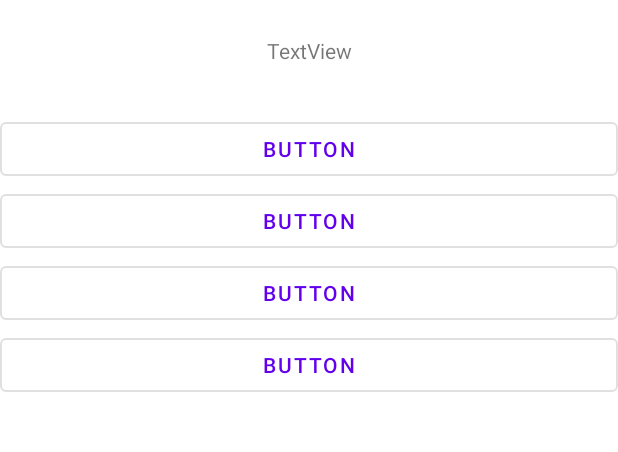
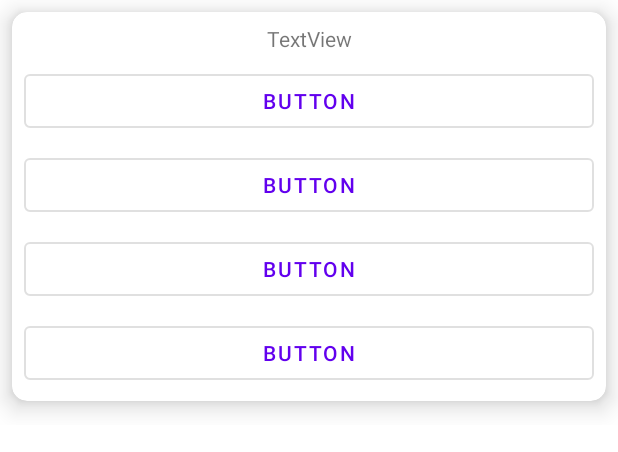
Before and after one commit to vicmog/ProyectoModular, an Android app: the layout item_preguntas_juegos.xml on its own in the app's theme, with its tools: preview values and no code run, on a phone screen of 412 x 824 dp. Shown: the top 452 px of the screen. Run offline under Robolectric (Android 15) with nearby library versions, the phone set to English and light mode, and no system bars.

Commit message:
commit sexto ramaJuego

```diff
--- a/app/build.gradle
+++ b/app/build.gradle
@@ -42,4 +42,7 @@ dependencies {
     androidTestImplementation 'androidx.test.ext:junit:1.1.2'
     androidTestImplementation 'androidx.test.espresso:espresso-core:3.3.0'
     annotationProcessor 'androidx.room:room-compiler:2.2.5'
+
+    implementation 'com.github.bumptech.glide:glide:4.10.0'
+    annotationProcessor 'com.github.bumptech.glide:compiler:4.10.0'
 }
--- a/app/src/main/AndroidManifest.xml
+++ b/app/src/main/AndroidManifest.xml
@@ -1,7 +1,7 @@
 <?xml version="1.0" encoding="utf-8"?>
 <manifest xmlns:android="http://schemas.android.com/apk/res/android"
     package="com.example.proyectomodular">
-
+<uses-permission android:name="android.permission.INTERNET"/>
     <application
         android:allowBackup="true"
         android:icon="@mipmap/ic_launcher"
--- a/app/src/main/java/com/example/proyectomodular/view/adapters/AdaptadorPreguntasJuego.java
+++ b/app/src/main/java/com/example/proyectomodular/view/adapters/AdaptadorPreguntasJuego.java
@@ -29,12 +29,14 @@ public class AdaptadorPreguntasJuego extends RecyclerView.Adapter<AdaptadorPregu
 private List<Pregunta>preguntas;
 private View vista;
 private String texto;
+private Activity activity;
 private ViewModel miViewModel;
 
     public AdaptadorPreguntasJuego(List<Pregunta> preguntas, View vista, Activity act) {
         this.preguntas = preguntas;
         this.vista = vista;
-        miViewModel = new ViewModelProvider((ViewModelStoreOwner) act).get(ViewModel.class);
+        this.activity = act;
+
 
     }
 
@@ -42,6 +44,7 @@ private ViewModel miViewModel;
     @Override
     public ViewHolder onCreateViewHolder(@NonNull ViewGroup parent, int viewType) {
         View vista= LayoutInflater.from(parent.getContext()).inflate(R.layout.item_preguntas_juegos,parent,false);
+        miViewModel = new ViewModelProvider((ViewModelStoreOwner) activity).get(ViewModel.class);
         ViewHolder holder = new ViewHolder(vista);
         return holder;
     }
--- a/app/src/main/res/layout/fragment_juego_jugar.xml
+++ b/app/src/main/res/layout/fragment_juego_jugar.xml
@@ -89,6 +89,7 @@
         android:layout_marginStart="16dp"
         android:layout_marginTop="8dp"
         android:layout_marginEnd="16dp"
+        android:layout_marginBottom="16dp"
         app:layout_constraintBottom_toTopOf="@+id/btCancelarJuego"
         app:layout_constraintEnd_toEndOf="parent"
         app:layout_constraintStart_toStartOf="parent"
@@ -102,6 +103,7 @@
         android:layout_marginBottom="16dp"
         android:clickable="true"
         android:src="@drawable/ic_action_admin"
+        app:backgroundTint="#6CC63B"
         app:layout_constraintBottom_toBottomOf="parent"
         app:layout_constraintEnd_toEndOf="parent" />
 
@@ -113,6 +115,7 @@
         android:layout_marginBottom="16dp"
         android:clickable="true"
         android:src="@drawable/ic_action_jugar"
+        app:backgroundTint="#ED0808"
         app:layout_constraintBottom_toBottomOf="parent"
         app:layout_constraintStart_toStartOf="parent" />
 
@@ -121,5 +124,5 @@
         android:layout_width="wrap_content"
         android:layout_height="wrap_content"
         android:orientation="horizontal"
-        app:layout_constraintGuide_percent="0.31" />
+        app:layout_constraintGuide_percent="0.39" />
 </androidx.constraintlayout.widget.ConstraintLayout>
--- a/app/src/main/res/layout/item_preguntas_juegos.xml
+++ b/app/src/main/res/layout/item_preguntas_juegos.xml
@@ -4,61 +4,97 @@
     xmlns:tools="http://schemas.android.com/tools"
     android:id="@+id/clPreguntas"
     android:layout_width="match_parent"
-    android:layout_height="match_parent">
+    android:layout_height="wrap_content">
 
-    <TextView
-        android:id="@+id/tvPreguntaJuego"
+    <androidx.cardview.widget.CardView
         android:layout_width="0dp"
         android:layout_height="wrap_content"
-        android:layout_marginStart="16dp"
-        android:layout_marginTop="24dp"
-        android:layout_marginEnd="16dp"
-        android:gravity="center|center_vertical"
-        android:text="TextView"
+        android:layout_marginStart="8dp"
+        android:layout_marginTop="8dp"
+        android:layout_marginEnd="8dp"
+        android:layout_marginBottom="16dp"
+        app:cardCornerRadius="10dp"
+        app:cardElevation="10dp"
+        app:layout_constraintBottom_toBottomOf="parent"
         app:layout_constraintEnd_toEndOf="parent"
-        app:layout_constraintHorizontal_bias="0.498"
         app:layout_constraintStart_toStartOf="parent"
-        app:layout_constraintTop_toTopOf="parent" />
+        app:layout_constraintTop_toTopOf="parent"
+        app:layout_constraintVertical_bias="0.0">
+
+        <androidx.constraintlayout.widget.ConstraintLayout
+            android:layout_width="match_parent"
+            android:layout_height="wrap_content">
+
+            <Button
+                android:id="@+id/btPregunta4"
+                style="?attr/materialButtonOutlinedStyle"
+                android:layout_width="0dp"
+                android:layout_height="wrap_content"
+                android:layout_marginStart="8dp"
+                android:layout_marginTop="8dp"
+                android:layout_marginEnd="8dp"
+                android:layout_marginBottom="8dp"
+                android:text="Button"
+                app:layout_constraintBottom_toBottomOf="parent"
+                app:layout_constraintEnd_toEndOf="parent"
+                app:layout_constraintHorizontal_bias="0.0"
+                app:layout_constraintStart_toStartOf="parent"
+                app:layout_constraintTop_toBottomOf="@+id/btPregunta3" />
+
+            <Button
+                android:id="@+id/btPregunta3"
+                style="?attr/materialButtonOutlinedStyle"
+                android:layout_width="0dp"
+                android:layout_height="wrap_content"
+                android:layout_marginStart="8dp"
+                android:layout_marginTop="8dp"
+                android:layout_marginEnd="8dp"
+                android:text="Button"
+                app:layout_constraintEnd_toEndOf="parent"
+                app:layout_constraintHorizontal_bias="0.0"
+                app:layout_constraintStart_toStartOf="parent"
+                app:layout_constraintTop_toBottomOf="@+id/btPregunta2" />
+
+            <Button
+                android:id="@+id/btPregunta2"
+                style="?attr/materialButtonOutlinedStyle"
+                android:layout_width="0dp"
+                android:layout_height="wrap_content"
+                android:layout_marginStart="8dp"
+                android:layout_marginTop="8dp"
+                android:layout_marginEnd="8dp"
+                android:text="Button"
+                app:layout_constraintEnd_toEndOf="parent"
+                app:layout_constraintStart_toStartOf="parent"
+                app:layout_constraintTop_toBottomOf="@+id/btPregunta1" />
 
             <Button
                 android:id="@+id/btPregunta1"
                 style="?attr/materialButtonOutlinedStyle"
                 android:layout_width="0dp"
                 android:layout_height="wrap_content"
-        android:layout_marginTop="32dp"
+                android:layout_marginStart="8dp"
+                android:layout_marginTop="8dp"
+                android:layout_marginEnd="8dp"
                 android:text="Button"
                 app:layout_constraintEnd_toEndOf="parent"
                 app:layout_constraintStart_toStartOf="parent"
                 app:layout_constraintTop_toBottomOf="@+id/tvPreguntaJuego" />
 
-    <Button
-        android:id="@+id/btPregunta2"
-        style="?attr/materialButtonOutlinedStyle"
+            <TextView
+                android:id="@+id/tvPreguntaJuego"
                 android:layout_width="0dp"
                 android:layout_height="wrap_content"
-        android:text="Button"
+                android:layout_marginStart="8dp"
+                android:layout_marginTop="8dp"
+                android:layout_marginEnd="8dp"
+                android:gravity="center|center_vertical"
+                android:text="TextView"
                 app:layout_constraintEnd_toEndOf="parent"
+                app:layout_constraintHorizontal_bias="0.0"
                 app:layout_constraintStart_toStartOf="parent"
-        app:layout_constraintTop_toBottomOf="@+id/btPregunta1" />
-
-    <Button
-        android:id="@+id/btPregunta3"
-        style="?attr/materialButtonOutlinedStyle"
-        android:layout_width="0dp"
-        android:layout_height="wrap_content"
-        android:text="Button"
-        app:layout_constraintEnd_toEndOf="parent"
-        app:layout_constraintStart_toStartOf="parent"
-        app:layout_constraintTop_toBottomOf="@+id/btPregunta2" />
-
-    <Button
-        android:id="@+id/btPregunta4"
-        style="?attr/materialButtonOutlinedStyle"
-        android:layout_width="0dp"
-        android:layout_height="wrap_content"
-        android:text="Button"
-        app:layout_constraintEnd_toEndOf="parent"
-        app:layout_constraintStart_toStartOf="parent"
-        app:layout_constraintTop_toBottomOf="@+id/btPregunta3" />
+                app:layout_constraintTop_toTopOf="parent" />
+        </androidx.constraintlayout.widget.ConstraintLayout>
+    </androidx.cardview.widget.CardView>
 
 </androidx.constraintlayout.widget.ConstraintLayout>
--- a/build.gradle
+++ b/build.gradle
@@ -2,6 +2,7 @@
 buildscript {
     repositories {
         google()
+        mavenCentral()
         jcenter()
     }
     dependencies {
```
Also changed, not shown: app/src/main/java/com/example/proyectomodular/model/room/entity/Carta.java (+4 -4 lines), app/src/main/java/com/example/proyectomodular/view/fragment/JuegoJugarFragment.java (+20 -10 lines). Lines whose indentation alone changed are shown as unchanged.
